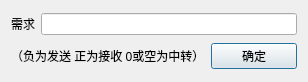
Old version of the form setdemanddialog.ui in the repository ZzqiZQute/graph_and_network_optimization_assignment.
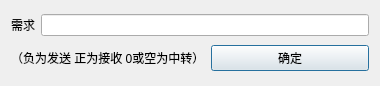
New version of the form.

What changed in the file:
```diff
--- a/setdemanddialog.ui
+++ b/setdemanddialog.ui
@@ -6,8 +6,8 @@
    <rect>
     <x>0</x>
     <y>0</y>
-    <width>308</width>
-    <height>82</height>
+    <width>380</width>
+    <height>86</height>
    </rect>
   </property>
   <property name="windowTitle">
```
Left out of the diff: 3 changed lines with no effect on the pictures.
